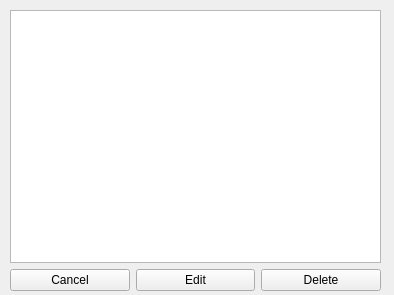
The window that src/view/EditCommittees.ui (RachelSugar/cooper) describes before a commit, drawn with Qt 5.
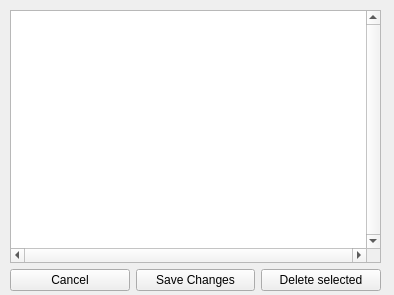
The same window after the commit.

Commit message: editCommittees displays table

The edit to the form file:
```diff
--- a/src/view/EditCommittees.ui
+++ b/src/view/EditCommittees.ui
@@ -15,7 +15,7 @@
   <property name="windowTitle" >
    <string>Viewing committees</string>
   </property>
-  <widget class="QWidget" name="" >
+  <widget class="QWidget" name="layoutWidget" >
    <property name="geometry" >
     <rect>
      <x>10</x>
@@ -26,7 +26,23 @@
    </property>
    <layout class="QVBoxLayout" name="verticalLayout" >
     <item>
-     <widget class="QTableView" name="CommitteeTableView" />
+     <widget class="QTableView" name="view" >
+      <property name="verticalScrollBarPolicy" >
+       <enum>Qt::ScrollBarAlwaysOn</enum>
+      </property>
+      <property name="horizontalScrollBarPolicy" >
+       <enum>Qt::ScrollBarAlwaysOn</enum>
+      </property>
+      <property name="selectionMode" >
+       <enum>QAbstractItemView::SingleSelection</enum>
+      </property>
+      <property name="selectionBehavior" >
+       <enum>QAbstractItemView::SelectRows</enum>
+      </property>
+      <property name="sortingEnabled" >
+       <bool>true</bool>
+      </property>
+     </widget>
     </item>
     <item>
      <layout class="QHBoxLayout" name="horizontalLayout" >
@@ -40,14 +56,14 @@
       <item>
        <widget class="QPushButton" name="EditButton" >
         <property name="text" >
-         <string>Edit</string>
+         <string>Save Changes</string>
         </property>
        </widget>
       </item>
       <item>
        <widget class="QPushButton" name="DeleteButton" >
         <property name="text" >
-         <string>Delete</string>
+         <string>Delete selected</string>
         </property>
        </widget>
       </item>
```
Left out of the diff: 2 changed lines with no effect on the pictures. The commit also changes 2 other files.
